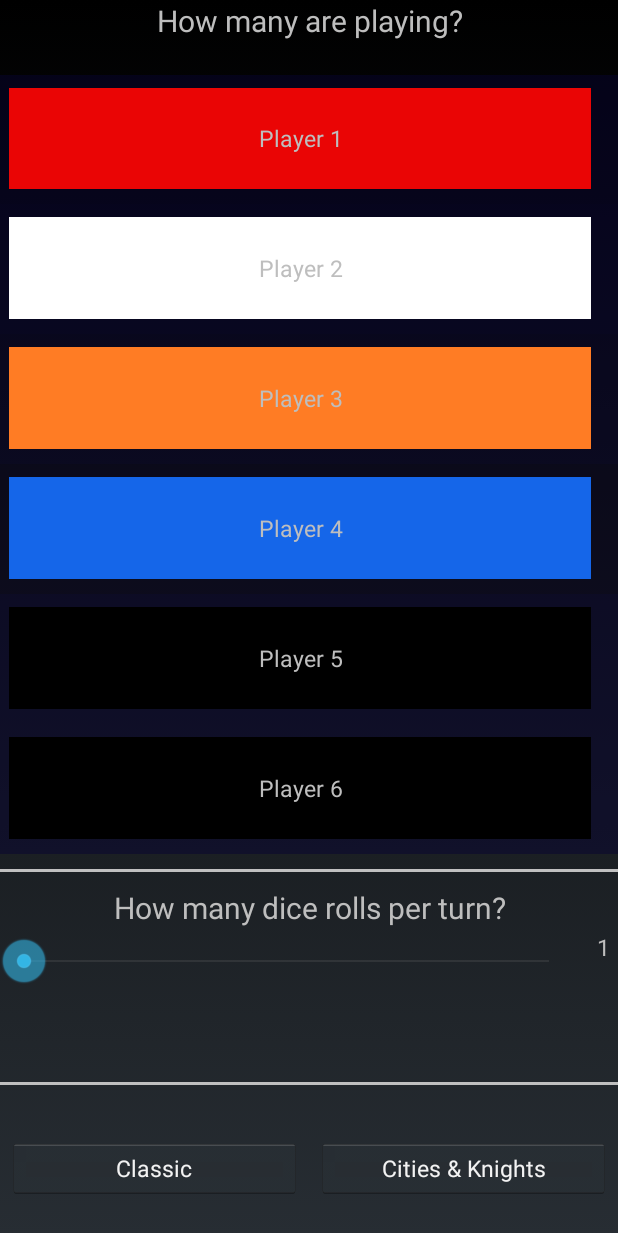
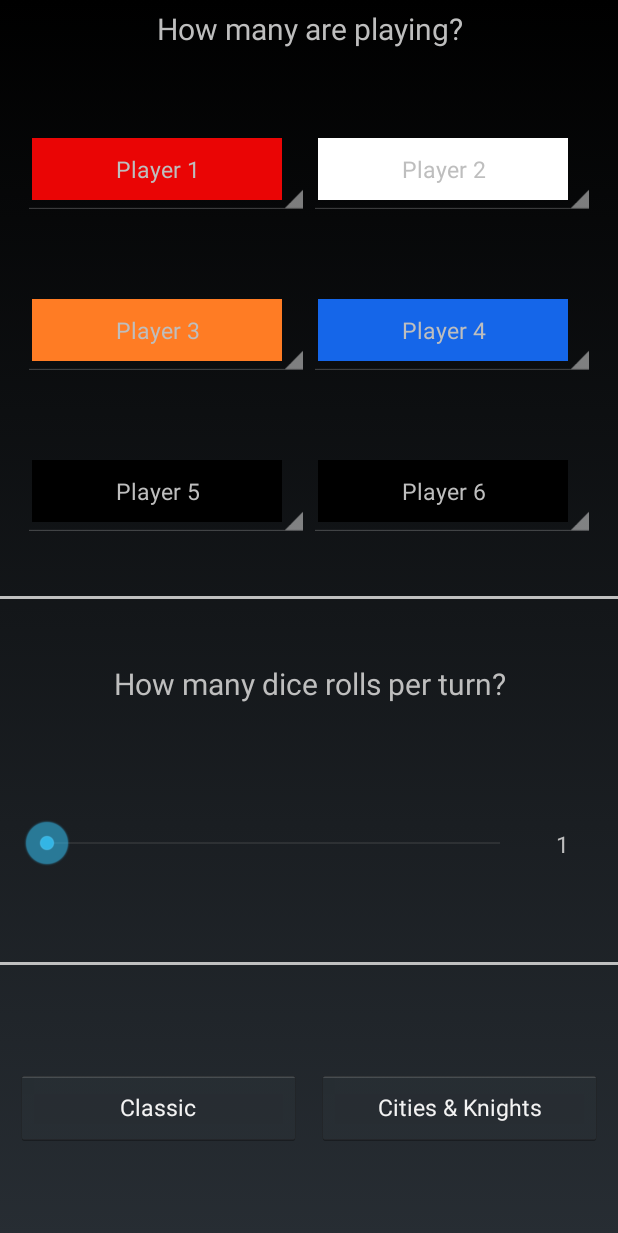
Before and after one commit to mainak/catan-helper, an Android app: the screen it shows after launch (MainActivity), on a phone screen of 412 x 824 dp. Shown: the top 1233 px of the screen. Run offline under Robolectric (Android 15) with nearby library versions, the phone set to English and light mode, and no system bars.

Commit message:
fixed problems

```diff
--- a/app/src/main/java/com/mmandal/catanhelper/MainActivity.java
+++ b/app/src/main/java/com/mmandal/catanhelper/MainActivity.java
@@ -20,6 +20,7 @@
 
 import java.util.ArrayList;
 import java.util.Arrays;
+import java.util.Formatter;
 import java.util.List;
 import java.util.Set;
 import java.util.TreeSet;
@@ -36,7 +37,9 @@
         order_ = order;
     }
 
-    int getOrder() { return order_; }
+    int getOrder() {
+        return order_;
+    }
 
     @Override
     public int compareTo(OrderedColor another) {
@@ -122,7 +125,7 @@
         ColorListAdapter adapter = (ColorListAdapter) parent.getAdapter();
         OrderedColor color = (OrderedColor) adapter.getItem(position);
         Log.d(TAG, "Selected color " + color.getOrder() + " for player " + playerPos_);
-        spinner_.setBackgroundColor(color.color);
+        //       spinner_.setBackgroundColor(color.color);
         if (view != null) {
             TextView tv = (TextView) view.findViewById(R.id.cp_row_item);
             tv.setText("Player " + playerPos_);
@@ -276,7 +279,7 @@
     public void onProgressChanged(SeekBar seekBar, int numRolls, boolean fromUser) {
         numRolls_ = numRolls + 1;
         TextView disp = (TextView) findViewById(R.id.cf_num_rolls_disp);
-        disp.setText(Integer.toString(numRolls_));
+        disp.setText(String.format("%2d", numRolls_));
         disp.invalidate();
     }
 
--- a/app/src/main/res/layout/activity_main.xml
+++ b/app/src/main/res/layout/activity_main.xml
@@ -1,128 +1,186 @@
 <?xml version="1.0" encoding="utf-8"?>
 <LinearLayout xmlns:android="http://schemas.android.com/apk/res/android"
     android:id="@+id/cf_layout"
-    android:orientation="vertical"
     android:layout_width="fill_parent"
-    android:layout_height="fill_parent">
+    android:layout_height="fill_parent"
+    android:orientation="vertical">
+
     <LinearLayout
         android:layout_width="match_parent"
         android:layout_height="wrap_content"
+        android:layout_weight="1"
         android:orientation="vertical"
-        android:layout_weight="6">
+        android:padding="5dp">
+
         <TextView
             android:layout_width="match_parent"
             android:layout_height="wrap_content"
+            android:layout_gravity="center"
+            android:layout_weight="1"
             android:text="@string/select_players"
-            android:layout_gravity="center|center"
-            android:textSize="20dp"
             android:textAlignment="center"
-            android:layout_weight="0.5"/>
+            android:textSize="20dp" />
+
+        <LinearLayout
+            android:layout_width="match_parent"
+            android:layout_height="wrap_content"
+            android:layout_weight="1"
+            android:orientation="horizontal"
+            android:padding="10dp">
+
             <Spinner
                 android:id="@+id/cf_spinner_p1"
                 android:layout_width="wrap_content"
-            android:layout_height="40dp"
+                android:layout_height="60dp"
                 android:layout_gravity="center|center"
                 android:layout_weight="1" />
+
             <Spinner
                 android:id="@+id/cf_spinner_p2"
                 android:layout_width="wrap_content"
-            android:layout_height="40dp"
+                android:layout_height="60dp"
                 android:layout_gravity="center|center"
-            android:layout_weight="1"  />
+                android:layout_weight="1" />
+        </LinearLayout>
+
+        <LinearLayout
+            android:layout_width="match_parent"
+            android:layout_height="wrap_content"
+            android:layout_weight="1"
+            android:orientation="horizontal"
+            android:padding="10dp">
+
             <Spinner
                 android:id="@+id/cf_spinner_p3"
                 android:layout_width="wrap_content"
-            android:layout_height="40dp"
+                android:layout_height="60dp"
                 android:layout_gravity="center|center"
                 android:layout_weight="1" />
+
             <Spinner
                 android:id="@+id/cf_spinner_p4"
                 android:layout_width="wrap_content"
-            android:layout_height="40dp"
+                android:layout_height="60dp"
                 android:layout_gravity="center|center"
                 android:layout_weight="1" />
+        </LinearLayout>
+
+        <LinearLayout
+            android:layout_width="match_parent"
+            android:layout_height="wrap_content"
+            android:layout_weight="1"
+            android:orientation="horizontal"
+            android:padding="10dp">
+
             <Spinner
                 android:id="@+id/cf_spinner_p5"
                 android:layout_width="wrap_content"
-            android:layout_height="40dp"
+                android:layout_height="60dp"
                 android:layout_gravity="center|center"
                 android:layout_weight="1" />
+
             <Spinner
                 android:id="@+id/cf_spinner_p6"
                 android:layout_width="wrap_content"
-            android:layout_height="40dp"
+                android:layout_height="60dp"
                 android:layout_gravity="center|center"
-            android:layout_weight="1"  />
+                android:layout_weight="1" />
         </LinearLayout>
+    </LinearLayout>
+
     <View
         android:layout_width="fill_parent"
         android:layout_height="2dp"
+        android:layout_gravity="center|center"
+        android:layout_marginBottom="10dp"
         android:layout_marginTop="10dp"
-        android:layout_marginBottom="10dp"
-        android:background="#c0c0c0"
-        android:layout_gravity="center|center" />
-    <RelativeLayout
-        android:orientation="horizontal"
+        android:background="#c0c0c0" />
+
+    <LinearLayout
         android:layout_width="match_parent"
         android:layout_height="wrap_content"
         android:layout_gravity="center"
-        android:layout_weight="1">
+        android:layout_weight="1"
+        android:orientation="vertical"
+        android:padding="5dp">
+
         <TextView
             android:id="@+id/cf_num_roll_question"
             android:layout_width="match_parent"
             android:layout_height="wrap_content"
+            android:layout_marginBottom="2dp"
+            android:layout_weight="1"
+            android:gravity="center"
             android:text="@string/num_rolls"
-            android:textSize="20dp"
             android:textAlignment="center"
-            android:layout_marginBottom="2dp"
-            android:gravity="center" />
-        <SeekBar android:id="@+id/cf_num_rolls"
-            android:max="99"
+            android:textSize="20dp" />
+
+        <LinearLayout
+            android:layout_width="match_parent"
+            android:layout_height="wrap_content"
+            android:layout_gravity="center"
+            android:layout_weight="1"
+            android:orientation="horizontal"
+            android:padding="10dp">
+
+            <SeekBar
+                android:id="@+id/cf_num_rolls"
+                android:layout_width="match_parent"
+                android:layout_height="wrap_content"
+                android:layout_gravity="center"
+                android:layout_weight="1"
+                android:max="9"
+                android:padding="10dp" />
+
+            <TextView
+                android:id="@+id/cf_num_rolls_disp"
                 android:layout_width="match_parent"
                 android:layout_height="40dp"
-            android:layout_marginRight="30dp"
-            android:layout_below="@+id/cf_num_roll_question"
-            android:layout_alignParentLeft="true"/>
-        <TextView android:id="@+id/cf_num_rolls_disp"
-            android:layout_width="wrap_content"
-            android:layout_height="40dp"
-            android:text="1"
-            android:layout_marginRight="5dp"
-            android:textSize="15dp"
+                android:layout_gravity="center"
+                android:layout_weight="7"
+                android:padding="10dp"
+                android:text=" 1"
                 android:textAlignment="center"
-            android:layout_below="@+id/cf_num_roll_question"
-            android:layout_alignParentRight="true"/>
-    </RelativeLayout>
+                android:textSize="15dp" />
+        </LinearLayout>
+    </LinearLayout>
+
     <View
         android:layout_width="fill_parent"
         android:layout_height="2dp"
+        android:layout_gravity="center"
+        android:layout_marginBottom="10dp"
         android:layout_marginTop="10dp"
-        android:layout_marginBottom="10dp"
-        android:background="#c0c0c0"
-        android:layout_gravity="center" />
+        android:background="#c0c0c0" />
+
     <LinearLayout
         android:layout_width="match_parent"
         android:layout_height="wrap_content"
-        android:layout_weight="1">
-        <Button android:id="@+id/cf_classic"
+        android:layout_weight="1"
+        android:padding="5dp">
+
+        <Button
+            android:id="@+id/cf_classic"
             android:layout_width="match_parent"
-            android:layout_height="40dp"
-            android:text="@string/classic"
-            android:textSize="15dp"
+            android:layout_height="50dp"
+            android:layout_gravity="center"
+            android:layout_marginLeft="5dp"
             android:layout_marginRight="5dp"
-            android:layout_marginLeft="5dp"
             android:layout_weight="1"
             android:gravity="center"
-            android:layout_gravity="center"/>
-        <Button android:id="@+id/cf_cities_and_knights"
+            android:text="@string/classic"
+            android:textSize="15dp" />
+
+        <Button
+            android:id="@+id/cf_cities_and_knights"
             android:layout_width="match_parent"
-            android:layout_height="40dp"
-            android:text="@string/cities_and_knights"
-            android:textSize="15dp"
+            android:layout_height="50dp"
+            android:layout_gravity="center"
+            android:layout_marginLeft="5dp"
             android:layout_marginRight="5dp"
-            android:layout_marginLeft="5dp"
             android:layout_weight="1"
             android:gravity="center"
-            android:layout_gravity="center"/>
+            android:text="@string/cities_and_knights"
+            android:textSize="15dp" />
     </LinearLayout>
 </LinearLayout>
```
Lines whose indentation alone changed are shown as unchanged.
